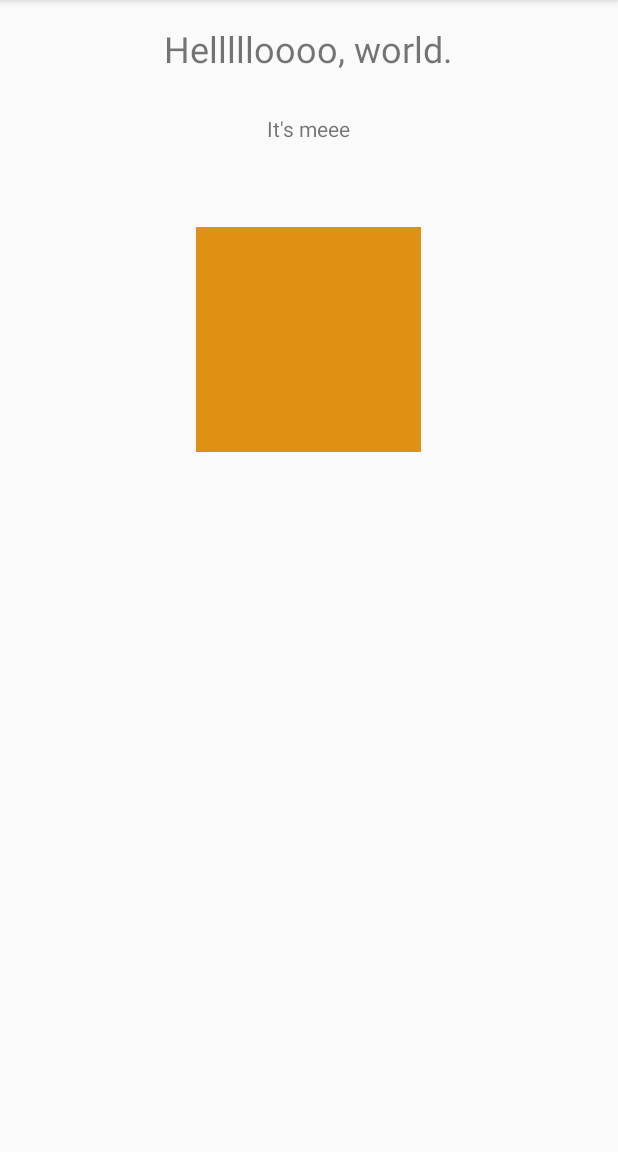
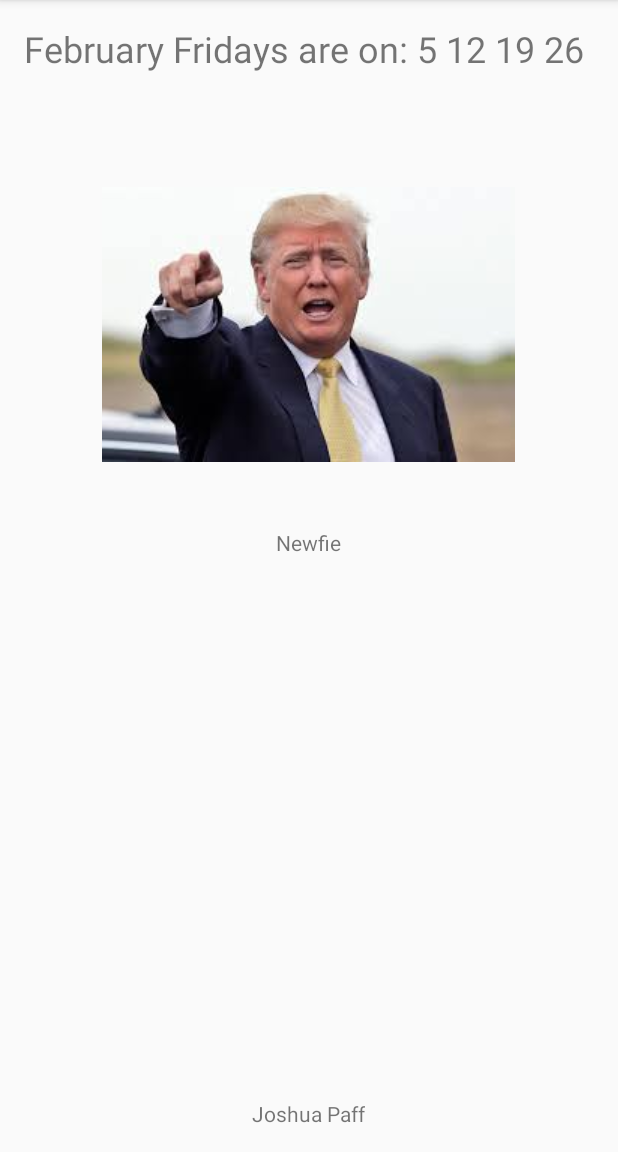
Before and after one commit to JoshuaJamesPaff/IN721-AndroidPracticals, an Android app: the screen it shows after launch (MainActivity), on a phone screen of 412 x 824 dp, the part 84-1236 px from its top. Run offline under Robolectric (Android 15) with nearby library versions, the phone set to English and light mode, and no system bars.

Commit message:
Practical 1.2a and 1.2b completed

```diff
--- a/Practical1-JoshuaPaff/app/src/main/java/bit/paffjj1/practical1_joshuapaff/MainActivity.java
+++ b/Practical1-JoshuaPaff/app/src/main/java/bit/paffjj1/practical1_joshuapaff/MainActivity.java
@@ -1,7 +1,11 @@
 package bit.paffjj1.practical1_joshuapaff;
 
+import android.content.res.Resources;
 import android.support.v7.app.AppCompatActivity;
 import android.os.Bundle;
+import android.widget.TextView;
+
+import java.util.Random;
 
 public class MainActivity extends AppCompatActivity {
 
@@ -9,5 +13,54 @@ public class MainActivity extends AppCompatActivity {
     protected void onCreate(Bundle savedInstanceState) {
         super.onCreate(savedInstanceState);
         setContentView(R.layout.activity_main);
+
+        //creates textview obj then changes it by calling RandomDog()
+        TextView txtDogDisplay = (TextView) findViewById(R.id.textViewDogDisplay);
+        txtDogDisplay.setText(RandomDog());
+
+        //creates textview obj then changes it by calling ShowFebFridays()
+        TextView txtDates = (TextView) findViewById(R.id.textViewTitle);
+        txtDates.setText(ShowFebFridays());
     }
+
+    public String RandomDog(){
+        String breed = "";
+        Random rand = new Random();
+        int dogValue = rand.nextInt(4);
+
+        switch(dogValue)
+        {
+            case 0:
+                breed = "Poodle";
+                break;
+            case 1:
+                breed = "Shar Pei";
+                break;
+            case 2:
+                breed = "Newfie";
+                break;
+            case 3:
+                breed = "Labrador";
+                break;
+        }
+
+        return breed;
+    }
+
+    public String ShowFebFridays(){
+
+        //loads resource into object
+        Resources resourceResolver = getResources();
+        int datesArray[] = resourceResolver.getIntArray(R.array.FebFridays);
+
+        //builds string
+        String febFridays = "February Fridays are on: ";
+        for (int date:datesArray) {
+            febFridays += (date + " ");
+        }
+
+        return febFridays;
+
+    }
+
 }
--- a/Practical1-JoshuaPaff/app/src/main/res/layout/activity_main.xml
+++ b/Practical1-JoshuaPaff/app/src/main/res/layout/activity_main.xml
@@ -12,28 +12,36 @@
     <TextView
         android:layout_width="wrap_content"
         android:layout_height="wrap_content"
-        android:text="Hellllloooo, world."
+        android:text="Dog Spin"
         android:textSize="24sp"
         android:textIsSelectable="false"
-        android:id="@+id/textView2"
+        android:id="@+id/textViewTitle"
         android:layout_alignParentTop="true"
         android:layout_centerHorizontal="true" />
 
     <TextView
         android:layout_width="wrap_content"
         android:layout_height="wrap_content"
-        android:text="It&apos;s meee"
-        android:id="@+id/textView"
-        android:layout_below="@+id/textView2"
-        android:layout_centerHorizontal="true"
-        android:layout_marginTop="27dp" />
+        android:text="@string/author"
+        android:id="@+id/textViewAuthor"
+        android:layout_alignParentBottom="true"
+        android:layout_centerHorizontal="true" />
 
     <ImageView
-        android:layout_width="150dp"
-        android:layout_height="150dp"
+        android:layout_width="wrap_content"
+        android:layout_height="wrap_content"
         android:id="@+id/imageView"
-        android:layout_below="@+id/textView"
+        android:background="@drawable/trump"
+        android:layout_below="@+id/textViewTitle"
         android:layout_centerHorizontal="true"
-        android:layout_marginTop="56dp"
-        android:background="#de9115" />
+        android:layout_marginTop="76dp" />
+
+    <TextView
+        android:layout_width="wrap_content"
+        android:layout_height="wrap_content"
+        android:text="Random Dog"
+        android:id="@+id/textViewDogDisplay"
+        android:layout_below="@+id/imageView"
+        android:layout_centerHorizontal="true"
+        android:layout_marginTop="44dp" />
 </RelativeLayout>
--- /dev/null
+++ b/Practical1-JoshuaPaff/app/src/main/res/values/integers.xml
@@ -0,0 +1,9 @@
+<?xml version="1.0" encoding="utf-8"?>
+<resources>
+    <integer-array name="FebFridays">
+        <item>5</item>
+        <item>12</item>
+        <item>19</item>
+        <item>26</item>
+    </integer-array>
+</resources>
--- a/Practical1-JoshuaPaff/app/src/main/res/values/strings.xml
+++ b/Practical1-JoshuaPaff/app/src/main/res/values/strings.xml
@@ -1,3 +1,4 @@
 <resources>
     <string name="app_name">Practical 1 - Joshua Paff</string>
+    <string name="author">Joshua Paff</string>
 </resources>
--- a/Practical1-JoshuaPaff/settings.gradle
+++ b/Practical1-JoshuaPaff/settings.gradle
@@ -1 +1 @@
-include ':app'
+include ':app', ':'
```
Also changed, not shown: Practical1-JoshuaPaff/app/src/main/res/drawable/trump.jpg (added).
